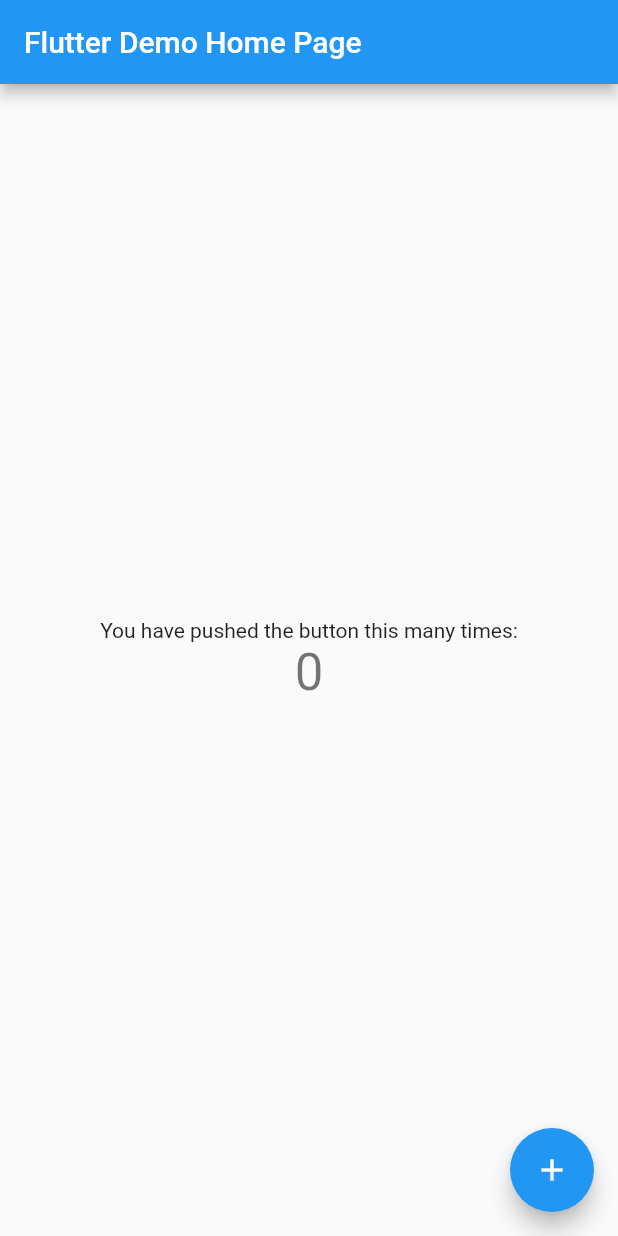
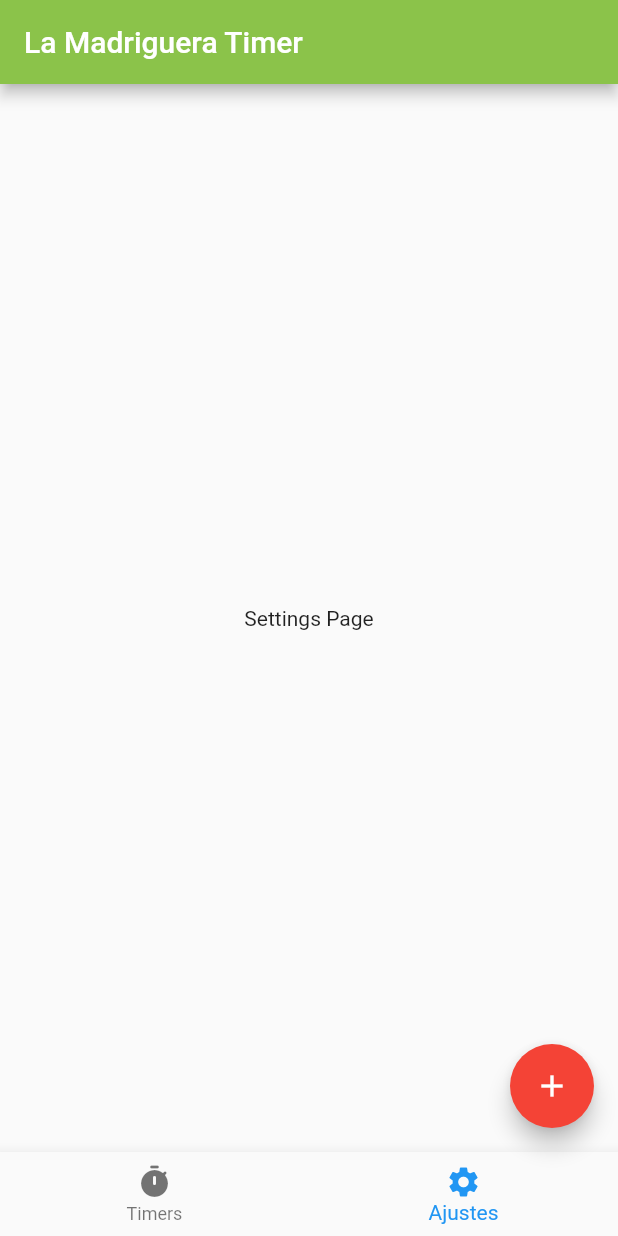
Before and after one commit to angelcruzalv/lamadrigueratimer, a Flutter app: the screen it shows after launch, on a phone screen of 412 x 824 dp. Run offline on Flutter 3.47's test engine with Material 2 defaults, Android fonts, the phone set to English and light mode, and no system bars.

Commit message:
Ui Provider
Change menu option from navbar  through uiProvider

```diff
--- a/lib/main.dart
+++ b/lib/main.dart
@@ -1,113 +1,30 @@
 import 'package:flutter/material.dart';
+import 'package:timer/pages/home_page.dart';
+import 'package:timer/pages/settings_page.dart';
+import 'package:timer/pages/timers_page.dart';
 
-void main() {
-  runApp(MyApp());
-}
+import 'package:timer/services/ui_provider.dart';
+import 'package:provider/provider.dart';
+
+void main() => runApp(MyApp());
 
 class MyApp extends StatelessWidget {
-  // This widget is the root of your application.
   @override
   Widget build(BuildContext context) {
-    return MaterialApp(
-      title: 'Flutter Demo',
-      theme: ThemeData(
-        // This is the theme of your application.
-        //
-        // Try running your application with "flutter run". You'll see the
-        // application has a blue toolbar. Then, without quitting the app, try
-        // changing the primarySwatch below to Colors.green and then invoke
-        // "hot reload" (press "r" in the console where you ran "flutter run",
-        // or simply save your changes to "hot reload" in a Flutter IDE).
-        // Notice that the counter didn't reset back to zero; the application
-        // is not restarted.
-        primarySwatch: Colors.blue,
+    return MultiProvider(
+      providers: [ChangeNotifierProvider(create: (_) => new UiProvider())],
+      child: MaterialApp(
+        debugShowCheckedModeBanner: false,
+        title: 'La madriguera Timer',
+        initialRoute: 'home',
+        routes: {
+          'home': (BuildContext context) => HomePage(),
+          'mapas': (_) => TimersPage(),
+          'mapa': (_) => SettingsPage(),
+        },
+        theme:
+            ThemeData(primaryColor: Colors.lightGreen, accentColor: Colors.red),
       ),
-      home: MyHomePage(title: 'Flutter Demo Home Page'),
     );
   }
 }
-
-class MyHomePage extends StatefulWidget {
-  MyHomePage({Key key, this.title}) : super(key: key);
-
-  // This widget is the home page of your application. It is stateful, meaning
-  // that it has a State object (defined below) that contains fields that affect
-  // how it looks.
-
-  // This class is the configuration for the state. It holds the values (in this
-  // case the title) provided by the parent (in this case the App widget) and
-  // used by the build method of the State. Fields in a Widget subclass are
-  // always marked "final".
-
-  final String title;
-
-  @override
-  _MyHomePageState createState() => _MyHomePageState();
-}
-
-class _MyHomePageState extends State<MyHomePage> {
-  int _counter = 0;
-
-  void _incrementCounter() {
-    setState(() {
-      // This call to setState tells the Flutter framework that something has
-      // changed in this State, which causes it to rerun the build method below
-      // so that the display can reflect the updated values. If we changed
-      // _counter without calling setState(), then the build method would not be
-      // called again, and so nothing would appear to happen.
-      _counter++;
-    });
-  }
-
-  @override
-  Widget build(BuildContext context) {
-    // This method is rerun every time setState is called, for instance as done
-    // by the _incrementCounter method above.
-    //
-    // The Flutter framework has been optimized to make rerunning build methods
-    // fast, so that you can just rebuild anything that needs updating rather
-    // than having to individually change instances of widgets.
-    return Scaffold(
-      appBar: AppBar(
-        // Here we take the value from the MyHomePage object that was created by
-        // the App.build method, and use it to set our appbar title.
-        title: Text(widget.title),
-      ),
-      body: Center(
-        // Center is a layout widget. It takes a single child and positions it
-        // in the middle of the parent.
-        child: Column(
-          // Column is also a layout widget. It takes a list of children and
-          // arranges them vertically. By default, it sizes itself to fit its
-          // children horizontally, and tries to be as tall as its parent.
-          //
-          // Invoke "debug painting" (press "p" in the console, choose the
-          // "Toggle Debug Paint" action from the Flutter Inspector in Android
-          // Studio, or the "Toggle Debug Paint" command in Visual Studio Code)
-          // to see the wireframe for each widget.
-          //
-          // Column has various properties to control how it sizes itself and
-          // how it positions its children. Here we use mainAxisAlignment to
-          // center the children vertically; the main axis here is the vertical
-          // axis because Columns are vertical (the cross axis would be
-          // horizontal).
-          mainAxisAlignment: MainAxisAlignment.center,
-          children: <Widget>[
-            Text(
-              'You have pushed the button this many times:',
-            ),
-            Text(
-              '$_counter',
-              style: Theme.of(context).textTheme.headline4,
-            ),
-          ],
-        ),
-      ),
-      floatingActionButton: FloatingActionButton(
-        onPressed: _incrementCounter,
-        tooltip: 'Increment',
-        child: Icon(Icons.add),
-      ), // This trailing comma makes auto-formatting nicer for build methods.
-    );
-  }
-}
--- a/lib/pages/home_page.dart
+++ b/lib/pages/home_page.dart
@@ -0,0 +1,50 @@
+import 'package:flutter/material.dart';
+import 'package:provider/provider.dart';
+import 'package:timer/pages/settings_page.dart';
+import 'package:timer/pages/timers_page.dart';
+import 'package:timer/services/ui_provider.dart';
+import 'package:timer/widgets/custom_navbar.dart';
+
+class HomePage extends StatelessWidget {
+  @override
+  Widget build(BuildContext context) {
+    return Scaffold(
+      appBar: AppBar(
+        title: Text(
+          'La Madriguera Timer',
+          style: TextStyle(color: Colors.white),
+        ),
+      ),
+      body: _HomePageBody(),
+      bottomNavigationBar: CustomNavBar(),
+      floatingActionButton: FloatingActionButton(
+        child: Icon(Icons.add),
+        onPressed: () {},
+      ),
+    );
+  }
+}
+
+class _HomePageBody extends StatelessWidget {
+  const _HomePageBody({Key key}) : super(key: key);
+  @override
+  Widget build(BuildContext context) {
+    //get selectedMenuOpt UiProvider
+    final uiProvider = Provider.of<UiProvider>(context);
+
+    //Change menuOpt nav bar
+    final currentIndex = uiProvider.selectedMenuOpt;
+
+    switch (currentIndex) {
+      case 0:
+        return TimersPage();
+      case 1:
+        return SettingsPage();
+
+      default:
+        return TimersPage();
+
+        break;
+    }
+  }
+}
--- /dev/null
+++ b/lib/pages/settings_page.dart
@@ -0,0 +1,12 @@
+import 'package:flutter/material.dart';
+
+class SettingsPage extends StatelessWidget {
+  const SettingsPage({Key key}) : super(key: key);
+
+  @override
+  Widget build(BuildContext context) {
+    return Center(
+      child: Text('Settings Page'),
+    );
+  }
+}
--- a/lib/pages/timers_page.dart
+++ b/lib/pages/timers_page.dart
@@ -0,0 +1,11 @@
+import 'package:flutter/material.dart';
+import 'package:timer/widgets/timer_tiles.dart';
+
+class TimersPage extends StatelessWidget {
+  const TimersPage({Key key}) : super(key: key);
+
+  @override
+  Widget build(BuildContext context) {
+    return TimerTiles();
+  }
+}
--- /dev/null
+++ b/lib/services/ui_provider.dart
@@ -0,0 +1,14 @@
+import 'package:flutter/material.dart';
+
+class UiProvider extends ChangeNotifier {
+  int _selectedMenuOpt = 1;
+
+  int get selectedMenuOpt {
+    return this._selectedMenuOpt;
+  }
+
+  set selectedMenuOpt(int i) {
+    this._selectedMenuOpt = i;
+    notifyListeners();
+  }
+}
--- a/lib/widgets/custom_navbar.dart
+++ b/lib/widgets/custom_navbar.dart
@@ -1,14 +1,20 @@
 import 'package:flutter/material.dart';
+import 'package:provider/provider.dart';
+import 'package:timer/services/ui_provider.dart';
 
-void main() => runApp(MyApp());
-
-class MyApp extends StatelessWidget {
+class CustomNavBar extends StatelessWidget {
   @override
   Widget build(BuildContext context) {
+    final uiProvider = Provider.of<UiProvider>(context);
+    final currentIndex = uiProvider.selectedMenuOpt;
+
     return BottomNavigationBar(
+      onTap: (int i) => uiProvider.selectedMenuOpt = i,
+      currentIndex: currentIndex,
       items: [
-        BottomNavigationBarItem(icon: Icon(Icons.map), label: 'Mapas'),
-        BottomNavigationBarItem(icon: Icon(Icons.web), label: 'Direcciones'),
+        BottomNavigationBarItem(
+            icon: Icon(Icons.timer_rounded), label: 'Timers'),
+        BottomNavigationBarItem(icon: Icon(Icons.settings), label: 'Ajustes'),
       ],
     );
   }
--- /dev/null
+++ b/lib/widgets/timer_tiles.dart
@@ -0,0 +1,10 @@
+import 'package:flutter/material.dart';
+
+class TimerTiles extends StatelessWidget {
+  const TimerTiles({Key key}) : super(key: key);
+
+  @override
+  Widget build(BuildContext context) {
+    return ListView();
+  }
+}
--- a/pubspec.yaml
+++ b/pubspec.yaml
@@ -28,6 +28,7 @@ dependencies:
   # The following adds the Cupertino Icons font to your application.
   # Use with the CupertinoIcons class for iOS style icons.
   cupertino_icons: ^1.0.2
+  provider: ^5.0.0
 
 dev_dependencies:
   flutter_test:
```
Also changed, not shown: pubspec.lock.
